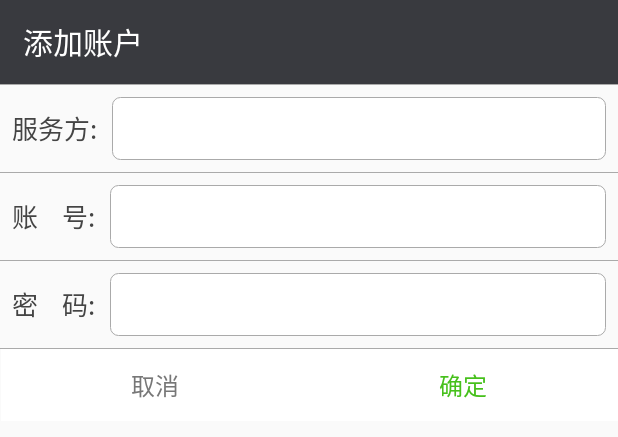
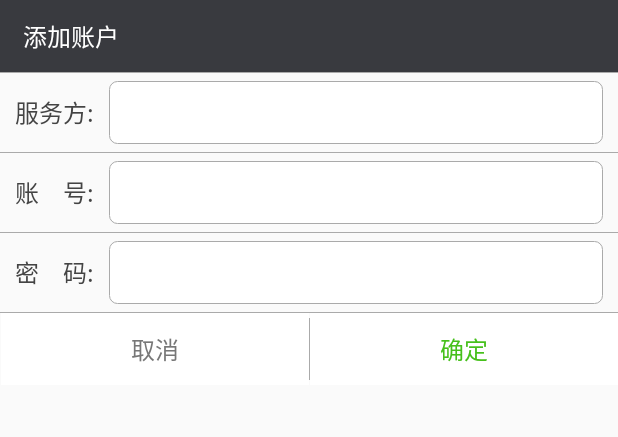
Before and after one commit to zhangqixiang-sh/PasswordManager, an Android app: the layout dialog_entry.xml on its own in the app's theme, with its tools: preview values and no code run, on a phone screen of 412 x 824 dp. Shown: the top 437 px of the screen. Run offline under Robolectric (Android 15) with nearby library versions, the phone set to English and light mode, and no system bars.

Commit message:
调整添加密码的对话框ui

```diff
--- a/app/src/main/res/drawable/divider_line.xml
+++ b/app/src/main/res/drawable/divider_line_horizontal.xml
@@ -1,6 +1,5 @@
 <?xml version="1.0" encoding="utf-8"?>
-<shape xmlns:android="http://schemas.android.com/apk/res/android"
-    android:shape="rectangle">
+<shape xmlns:android="http://schemas.android.com/apk/res/android">
     <solid android:color="#aaa" />
     <size android:height="1px" />
 
--- /dev/null
+++ b/app/src/main/res/drawable/divider_line_vertical.xml
@@ -0,0 +1,5 @@
+<?xml version="1.0" encoding="utf-8"?>
+<shape xmlns:android="http://schemas.android.com/apk/res/android">
+    <solid android:color="#aaa" />
+    <size android:width="1px" />
+</shape>
--- a/app/src/main/res/layout/activity_accounts.xml
+++ b/app/src/main/res/layout/activity_accounts.xml
@@ -9,7 +9,7 @@
     <android.support.v7.widget.Toolbar
         android:id="@+id/toolbar"
         android:layout_width="match_parent"
-        android:layout_height="48dp"
+        android:layout_height="@dimen/title_bar_height"
         android:background="@color/colorPrimary"
         android:focusable="true"
         android:focusableInTouchMode="true"
--- a/app/src/main/res/layout/dialog_entry.xml
+++ b/app/src/main/res/layout/dialog_entry.xml
@@ -3,26 +3,23 @@
     xmlns:tools="http://schemas.android.com/tools"
     android:layout_width="match_parent"
     android:layout_height="wrap_content"
-    android:divider="@drawable/divider_line"
+    android:divider="@drawable/divider_line_horizontal"
     android:orientation="vertical"
     android:showDividers="middle">
 
     <TextView
         android:id="@+id/tv_title"
         android:layout_width="match_parent"
-        android:layout_height="?attr/actionBarSize"
+        android:layout_height="@dimen/title_bar_height"
         android:background="@color/colorPrimary"
         android:gravity="center_vertical"
         android:paddingLeft="15dp"
         android:text="添加账户"
         android:textColor="@android:color/white"
-        android:textSize="20sp" />
+        android:textSize="16sp"
+        tools:ignore="HardcodedText,RtlHardcoded,RtlSymmetry" />
 
-    <LinearLayout
-        android:layout_width="match_parent"
-        android:layout_height="wrap_content"
-        android:gravity="center_vertical"
-        android:padding="8dp">
+    <LinearLayout style="@style/ll_dialog_account">
 
         <TextView
             android:layout_width="wrap_content"
@@ -30,7 +27,7 @@
             android:layout_marginRight="10dp"
             android:text="服务方:"
             android:textColor="#444"
-            android:textSize="17sp" />
+            android:textSize="16sp" />
 
         <EditText
             android:id="@+id/et_server"
@@ -39,11 +36,7 @@
 
     </LinearLayout>
 
-    <LinearLayout
-        android:layout_width="match_parent"
-        android:layout_height="wrap_content"
-        android:gravity="center_vertical"
-        android:padding="8dp">
+    <LinearLayout style="@style/ll_dialog_account">
 
         <TextView
             android:layout_width="wrap_content"
@@ -51,7 +44,7 @@
             android:layout_marginRight="10dp"
             android:text="账    号:"
             android:textColor="#444"
-            android:textSize="17sp" />
+            android:textSize="16sp" />
 
         <EditText
             android:id="@+id/et_name"
@@ -60,12 +53,7 @@
 
     </LinearLayout>
 
-    <LinearLayout
-
-        android:layout_width="match_parent"
-        android:layout_height="wrap_content"
-        android:gravity="center_vertical"
-        android:padding="8dp">
+    <LinearLayout style="@style/ll_dialog_account">
 
         <TextView
             android:layout_width="wrap_content"
@@ -73,7 +61,7 @@
             android:layout_marginRight="10dp"
             android:text="密    码:"
             android:textColor="#444"
-            android:textSize="17sp" />
+            android:textSize="16sp" />
 
         <EditText
             android:id="@+id/et_pwd"
@@ -85,7 +73,10 @@
     <LinearLayout
         android:layout_width="match_parent"
         android:layout_height="wrap_content"
-        android:orientation="horizontal">
+        android:divider="@drawable/divider_line_vertical"
+        android:dividerPadding="3dp"
+        android:orientation="horizontal"
+        android:showDividers="middle">
 
         <TextView
             android:id="@+id/btn_cancel"
--- a/app/src/main/res/values/dimens.xml
+++ b/app/src/main/res/values/dimens.xml
@@ -2,4 +2,5 @@
     <!-- Default screen margins, per the Android Design guidelines. -->
     <dimen name="activity_horizontal_margin">16dp</dimen>
     <dimen name="activity_vertical_margin">16dp</dimen>
+    <dimen name="title_bar_height">48dp</dimen>
 </resources>
--- a/app/src/main/res/values/styles.xml
+++ b/app/src/main/res/values/styles.xml
@@ -62,4 +62,14 @@
         <item name="android:layout_height">wrap_content</item>
         <item name="android:textSize">15sp</item>
     </style>
+
+    <style name="ll_dialog_account">
+        <item name="android:paddingLeft">10dp</item>
+        <item name="android:paddingRight">10dp</item>
+        <item name="android:paddingTop">5dp</item>
+        <item name="android:paddingBottom">5dp</item>
+        <item name="android:layout_width">match_parent</item>
+        <item name="android:layout_height">wrap_content</item>
+        <item name="android:gravity">center_vertical</item>
+    </style>
 </resources>
```
